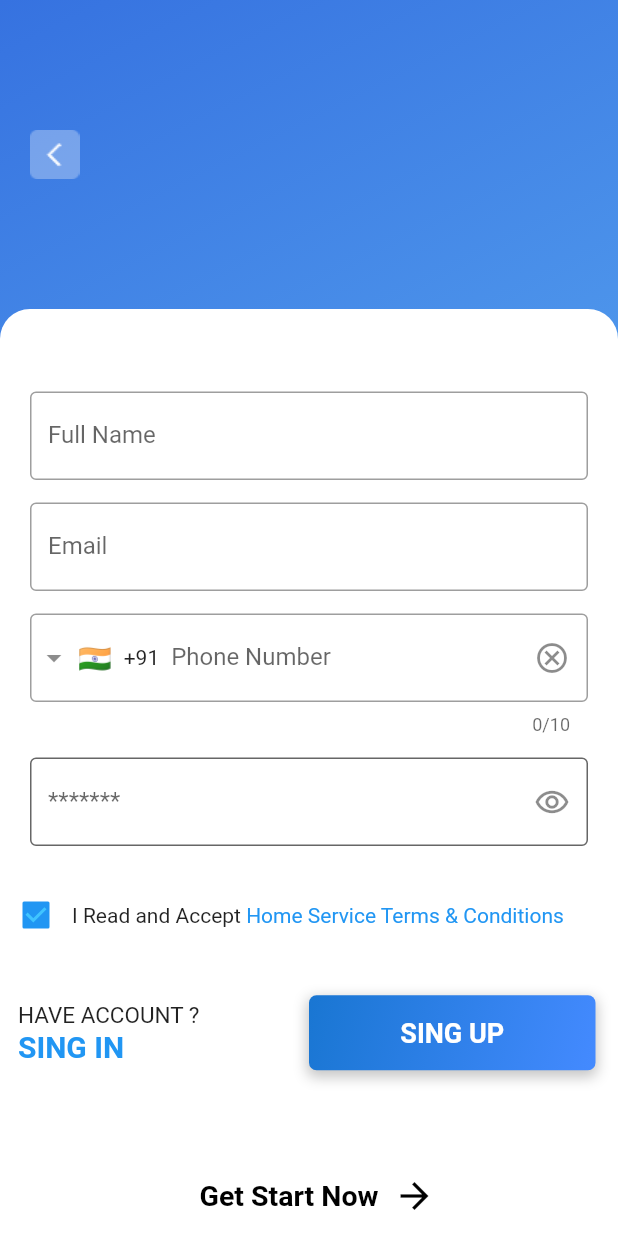
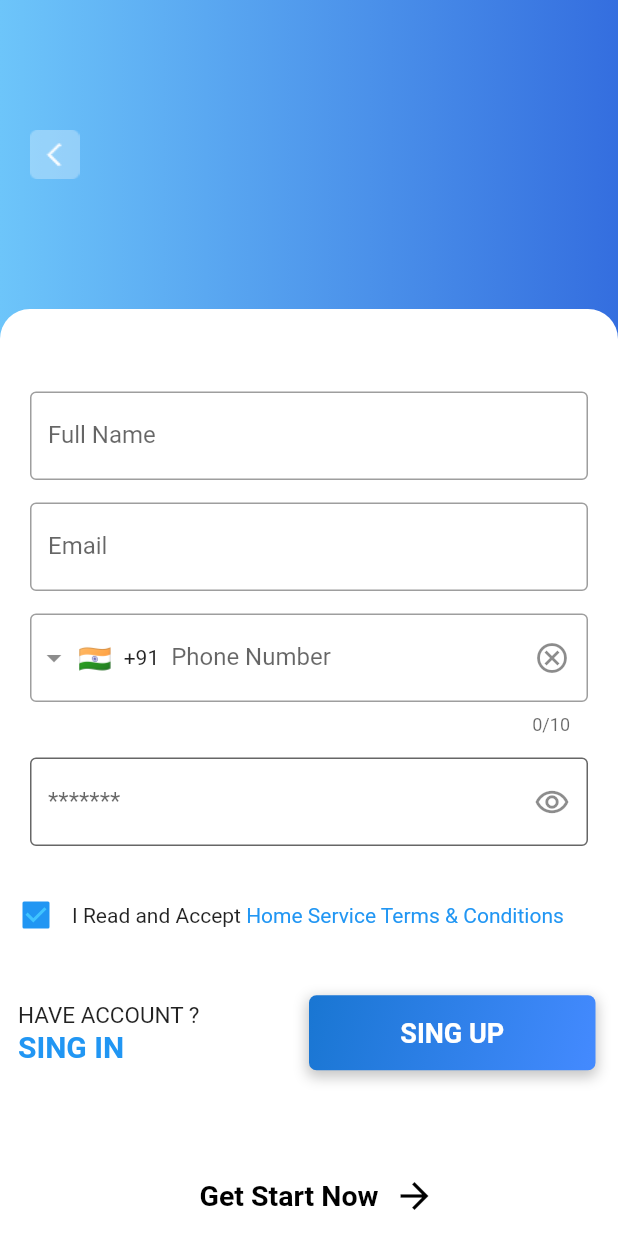
Before and after one commit to QasemFJber/final_flutter_project, a Flutter app: the RegiserPage screen opened by its route, on a phone screen of 412 x 824 dp. Run offline on Flutter 3.47's test engine with Material 2 defaults, Android fonts, the phone set to English and light mode, and no system bars; drawn by our look-alikes of intl_phone_field; our stand-ins replace get.

Commit message:
Improved user interfaces and the latest modifications

```diff
--- a/lib/screens/register_screen.dart
+++ b/lib/screens/register_screen.dart
@@ -16,10 +16,11 @@ class _RegiserPageState extends State<RegiserPage> {
       body: Container(
         decoration: BoxDecoration(
           gradient: LinearGradient(
-              begin: AlignmentDirectional.topStart,
-              end: AlignmentDirectional.bottomEnd,
+              begin: AlignmentDirectional.topEnd,
+              end: AlignmentDirectional.topStart,
+
               colors: [
-                Color(0xFF3672E0),
+                Color(0xFF346EDF),
                 Color(0xFF6DC5FA),
               ]),
         ),
```
